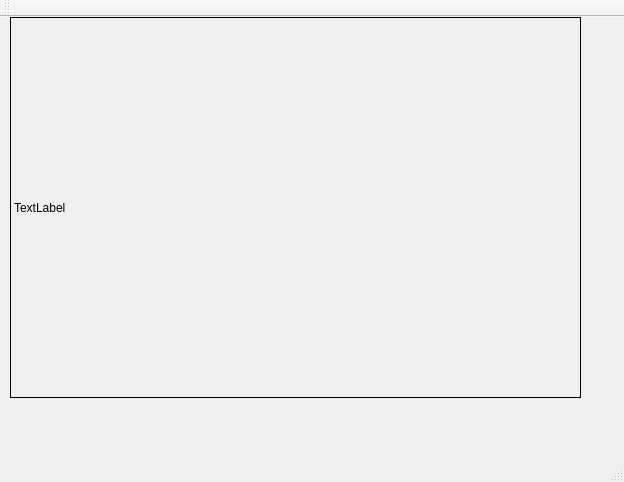
JesusMiramontes/QT-Gradient, file mainwindow.ui: the form before one commit.
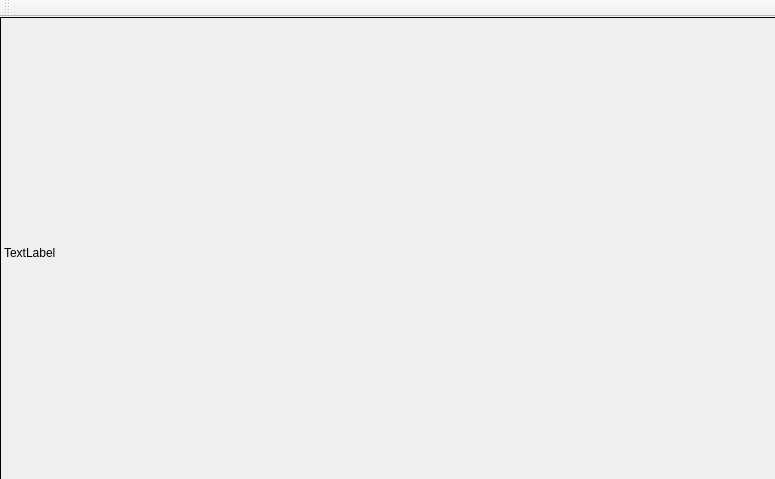
The form after the commit.

```diff
--- a/mainwindow.ui
+++ b/mainwindow.ui
@@ -6,8 +6,8 @@
    <rect>
     <x>0</x>
     <y>0</y>
-    <width>624</width>
-    <height>482</height>
+    <width>775</width>
+    <height>479</height>
    </rect>
   </property>
   <property name="windowTitle">
@@ -17,10 +17,10 @@
    <widget class="QLabel" name="drawing_area">
     <property name="geometry">
      <rect>
-      <x>10</x>
+      <x>0</x>
       <y>0</y>
-      <width>571</width>
-      <height>381</height>
+      <width>781</width>
+      <height>471</height>
      </rect>
     </property>
     <property name="frameShape">
@@ -49,7 +49,6 @@
     <bool>false</bool>
    </attribute>
   </widget>
-  <widget class="QStatusBar" name="statusBar"/>
  </widget>
  <layoutdefault spacing="6" margin="11"/>
  <resources/>
```
Left out of the diff: 10 changed lines with no effect on the pictures.
